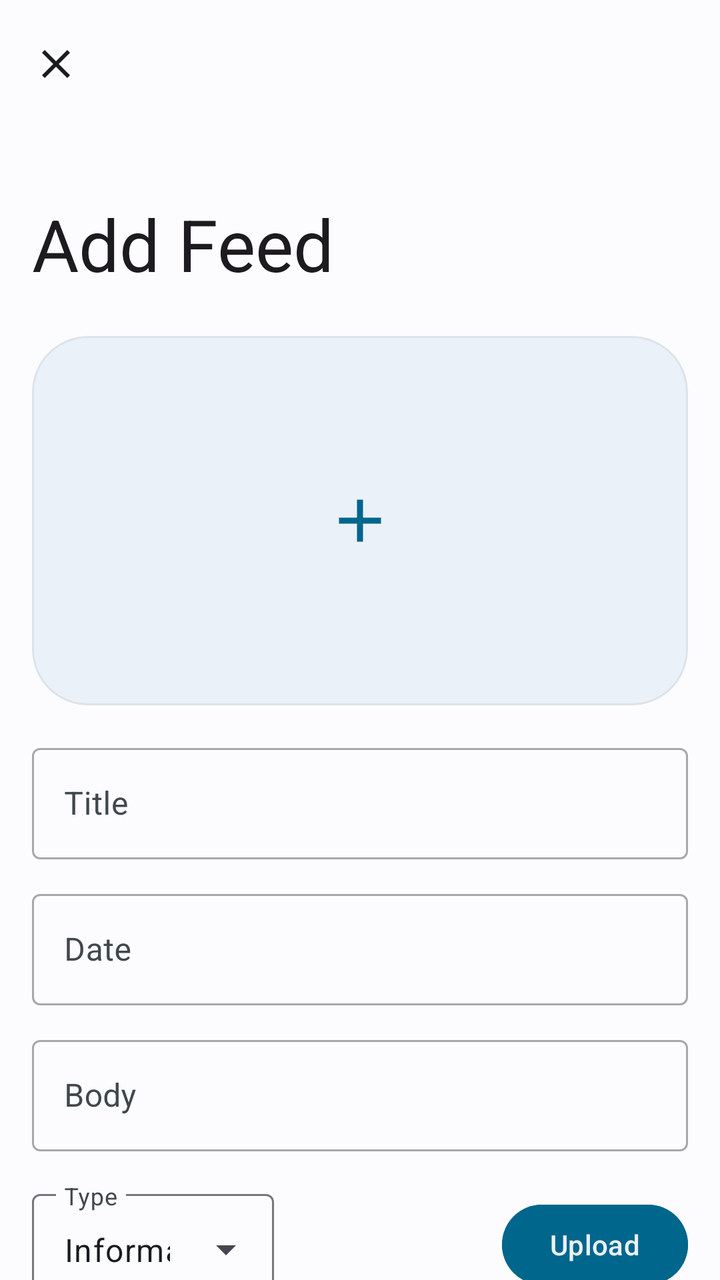
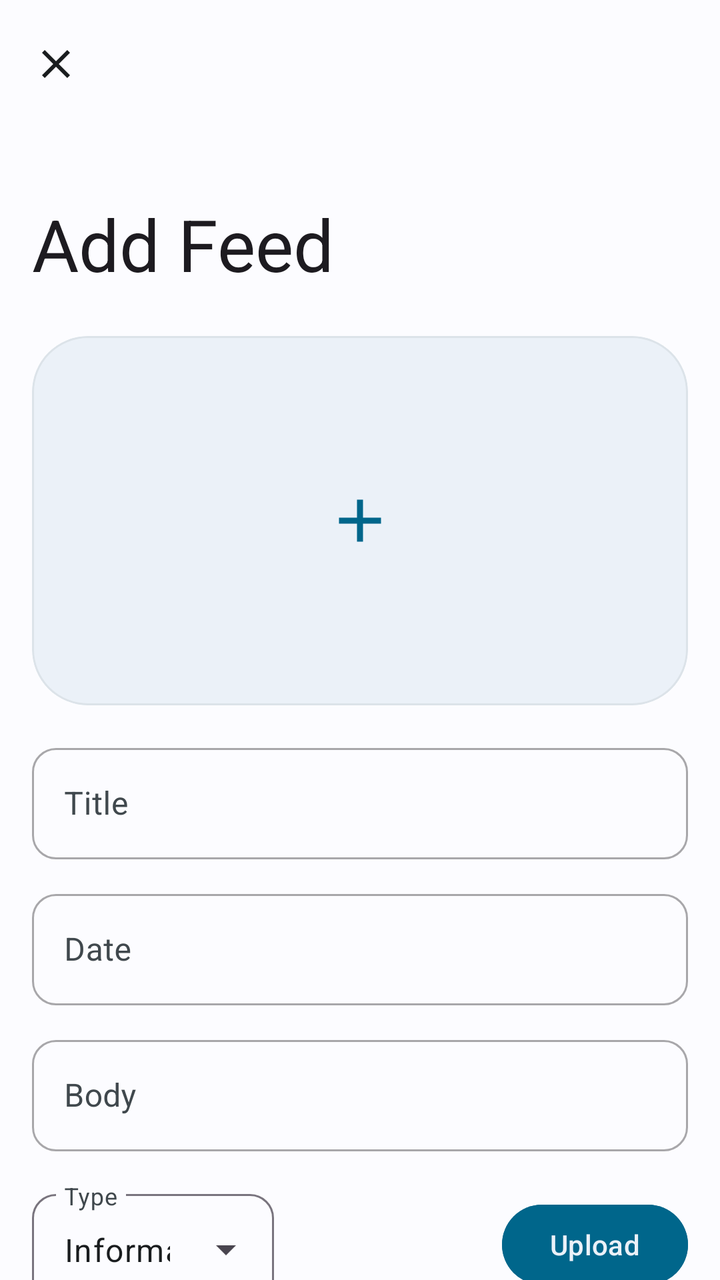

Two renders of the same Android screen: before a commit and after it. Below are the layout's source before the change and the commit's diff.
<!-- AndroidManifest.xml: application theme Theme.Main -->
<!-- res/layout/add_feed_dialog.xml -->
<?xml version="1.0" encoding="utf-8"?>
<androidx.coordinatorlayout.widget.CoordinatorLayout xmlns:android="http://schemas.android.com/apk/res/android"
    xmlns:app="http://schemas.android.com/apk/res-auto"
    xmlns:tools="http://schemas.android.com/tools"
    android:layout_width="match_parent"
    android:fitsSystemWindows="true"
    android:layout_height="match_parent"
    android:background="?attr/screen_background"
    tools:context=".Activity.ProfileActivity">

    <com.google.android.material.appbar.AppBarLayout
        android:id="@+id/appBarLayout"
        android:layout_width="match_parent"
        android:layout_height="wrap_content"
        android:layout_gravity="top"
        android:background="?attr/screen_background"
        android:hapticFeedbackEnabled="true">

        <com.google.android.material.appbar.CollapsingToolbarLayout
            android:id="@+id/ctl_home"
            style="?attr/collapsingToolbarLayoutLargeStyle"
            android:layout_width="match_parent"
            android:layout_height="?attr/collapsingToolbarLayoutLargeSize"
            android:fitsSystemWindows="true"
            app:contentScrim="?attr/bar_background"
            app:expandedTitleTextAppearance="@style/CollapsingToolbarStyle"
            app:layout_scrollFlags="scroll|exitUntilCollapsed|snap"
            app:statusBarScrim="?attr/bar_background"
            app:titleCollapseMode="fade">

            <com.google.android.material.appbar.MaterialToolbar
                android:id="@+id/toolbar_add_feed"
                android:layout_width="match_parent"
                android:layout_height="?attr/actionBarSize"
                android:hapticFeedbackEnabled="true"
                app:layout_collapseMode="pin"
                app:title="Add Feed">

                <ImageView
                    android:id="@+id/add_feed_back"
                    android:layout_width="24dp"
                    android:layout_height="match_parent"
                    android:layout_gravity="center_vertical"
                    android:layout_marginRight="12dp"
                    android:src="@drawable/baseline_close_24"
                    app:tint="?attr/main_text" />

            </com.google.android.material.appbar.MaterialToolbar>

        </com.google.android.material.appbar.CollapsingToolbarLayout>

    </com.google.android.material.appbar.AppBarLayout>

    <androidx.core.widget.NestedScrollView
        android:layout_width="match_parent"
        android:layout_height="match_parent"
        app:layout_behavior="@string/appbar_scrolling_view_behavior">

        <LinearLayout
            android:layout_width="match_parent"
            android:layout_height="wrap_content"
            android:overScrollMode="always"
            android:orientation="vertical">

            <androidx.constraintlayout.widget.ConstraintLayout
                android:layout_width="match_parent"
                android:layout_height="wrap_content"
                android:layout_marginHorizontal="16dp"
                android:layout_marginTop="16dp">

                <com.google.android.material.card.MaterialCardView
                    android:id="@+id/thumbnail_parent"
                    android:layout_width="0dp"
                    android:layout_height="0dp"
                    app:layout_constraintDimensionRatio="16:9"
                    app:layout_constraintStart_toStartOf="parent"
                    app:layout_constraintEnd_toEndOf="parent"
                    app:layout_constraintTop_toTopOf="parent"
                    app:cardElevation="0dp"
                    app:strokeColor="?attr/bar_background"
                    app:cardBackgroundColor="?attr/ui_background"
                    app:cardCornerRadius="28dp">

                    <ImageView
                        android:layout_width="36dp"
                        android:layout_height="36dp"
                        android:layout_gravity="center"
                        app:tint="?attr/button_background"
                        android:src="@drawable/baseline_add_24"/>

                    <ImageView
                        android:layout_width="match_parent"
                        android:scaleType="centerCrop"
                        android:id="@+id/add_thumbnail"
                        android:layout_height="match_parent"/>

                </com.google.android.material.card.MaterialCardView>
            </androidx.constraintlayout.widget.ConstraintLayout>

            <com.google.android.material.textfield.TextInputLayout
                android:id="@+id/title_parent"
                style="@style/Widget.MaterialComponents.TextInputLayout.OutlinedBox"
                android:layout_width="match_parent"
                android:layout_height="wrap_content"
                android:layout_marginHorizontal="16dp"
                android:hint="Title"
                android:layout_marginTop="16dp"
                android:textColorHint="?attr/secondary_text"
                app:hintTextColor="?attr/button_background"
                app:layout_constraintEnd_toEndOf="parent"
                app:layout_constraintStart_toStartOf="parent"
                app:layout_constraintTop_toBottomOf="@+id/sign_text"
                app:placeholderTextColor="?attr/button_background">

                <com.google.android.material.textfield.TextInputEditText
                    android:id="@+id/add_title"
                    android:layout_width="match_parent"
                    android:layout_height="wrap_content"
                    android:inputType="textCapSentences"
                    android:textColor="?attr/main_text"
                    android:textColorHint="?attr/secondary_text" />

            </com.google.android.material.textfield.TextInputLayout>

            <com.google.android.material.textfield.TextInputLayout
                android:id="@+id/date_parent"
                style="@style/Widget.MaterialComponents.TextInputLayout.OutlinedBox"
                android:layout_width="match_parent"
                android:layout_height="wrap_content"
                android:layout_marginHorizontal="16dp"
                android:hint="Date"
                android:layout_marginTop="12dp"
                android:textColorHint="?attr/secondary_text"
                app:hintTextColor="?attr/button_background"
                app:layout_constraintEnd_toEndOf="parent"
                app:layout_constraintStart_toStartOf="parent"
                app:layout_constraintTop_toBottomOf="@+id/sign_text"
                app:placeholderTextColor="?attr/button_background">

                <com.google.android.material.textfield.TextInputEditText
                    android:id="@+id/add_date"
                    android:layout_width="match_parent"
                    android:layout_height="wrap_content"
                    android:focusable="false"
                    android:inputType="date"
                    android:textColor="?attr/main_text"
                    android:textColorHint="?attr/secondary_text" />

            </com.google.android.material.textfield.TextInputLayout>

            <com.google.android.material.textfield.TextInputLayout
                android:id="@+id/body_parent"
                style="@style/Widget.MaterialComponents.TextInputLayout.OutlinedBox"
                android:layout_width="match_parent"
                android:layout_height="wrap_content"
                android:layout_marginHorizontal="16dp"
                android:hint="Body"
                android:layout_marginTop="12dp"
                android:textColorHint="?attr/secondary_text"
                app:hintTextColor="?attr/button_background"
                app:layout_constraintEnd_toEndOf="parent"
                app:layout_constraintStart_toStartOf="parent"
                app:layout_constraintTop_toBottomOf="@+id/sign_text"
                app:placeholderTextColor="?attr/button_background">

                <com.google.android.material.textfield.TextInputEditText
                    android:id="@+id/add_body"
                    android:layout_width="match_parent"
                    android:layout_height="wrap_content"
                    android:inputType="textMultiLine"
                    android:scrollbars="vertical"
                    android:textColor="?attr/main_text"
                    android:textColorHint="?attr/secondary_text" />

            </com.google.android.material.textfield.TextInputLayout>

            <androidx.constraintlayout.widget.ConstraintLayout
                android:layout_width="match_parent"
                android:layout_height="wrap_content"
                android:layout_gravity="bottom">

                <com.google.android.material.textfield.TextInputLayout
                    style="@style/Widget.Material3.TextInputLayout.OutlinedBox.ExposedDropdownMenu"
                    android:layout_width="wrap_content"
                    android:layout_height="wrap_content"
                    android:layout_margin="16dp"
                    android:hint="Type"
                    android:textColorHint="?attr/secondary_text"
                    app:hintTextColor="?attr/button_background"
                    app:placeholderTextColor="?attr/button_background"
                    app:layout_constraintHorizontal_bias="0"
                    app:layout_constraintBottom_toBottomOf="parent"
                    app:layout_constraintEnd_toStartOf="@+id/add_feed_upload"
                    app:layout_constraintStart_toStartOf="parent"
                    app:layout_constraintTop_toTopOf="parent" >

                    <com.google.android.material.textfield.MaterialAutoCompleteTextView
                        android:layout_width="match_parent"
                        android:layout_height="match_parent"
                        android:id="@+id/type_feed"
                        android:inputType="none"
                        android:text="Information"
                        android:textColor="?attr/main_text"
                        android:textColorHint="?attr/secondary_text"/>

                </com.google.android.material.textfield.TextInputLayout>

                <Button
                    android:id="@+id/add_feed_upload"
                    android:layout_width="wrap_content"
                    android:layout_height="wrap_content"
                    android:text="Upload"
                    android:layout_marginEnd="16dp"
                    android:backgroundTint="?attr/button_background"
                    app:rippleColor="?attr/bar_ui"
                    android:textColor="?attr/ui_background"
                    app:layout_constraintEnd_toEndOf="parent"
                    app:layout_constraintBottom_toBottomOf="parent"
                    app:layout_constraintTop_toTopOf="parent" />

            </androidx.constraintlayout.widget.ConstraintLayout>

        </LinearLayout>
    </androidx.core.widget.NestedScrollView>

</androidx.coordinatorlayout.widget.CoordinatorLayout>
<!-- resources referenced by this layout -->
<resources>
  <!-- drawable baseline_add_24 (drawable) -->
  <vector android:height="24dp" android:tint="#000000"
      android:viewportHeight="24" android:viewportWidth="24"
      android:width="24dp" xmlns:android="http://schemas.android.com/apk/res/android">
      <path android:fillColor="@android:color/white" android:pathData="M19,13h-6v6h-2v-6H5v-2h6V5h2v6h6v2z"/>
  </vector>
  <!-- drawable baseline_close_24 (drawable) -->
  <vector android:height="24dp" android:tint="#000000"
      android:viewportHeight="24" android:viewportWidth="24"
      android:width="24dp" xmlns:android="http://schemas.android.com/apk/res/android">
      <path android:fillColor="@android:color/white" android:pathData="M19,6.41L17.59,5 12,10.59 6.41,5 5,6.41 10.59,12 5,17.59 6.41,19 12,13.41 17.59,19 19,17.59 13.41,12z"/>
  </vector>
  <style name="CollapsingToolbarStyle">
          <item name="fontFamily">@font/shirt_no_font</item>
          <item name="android:textSize">36sp</item>
      </style>
  <style name="Theme.Main" parent="Theme.Material3.DayNight.NoActionBar">
          <item name="colorPrimary">#8F4A51</item>
          <item name="colorAccent">#8F4A51</item>
          <item name="android:windowContentTransitions">true</item>
          <item name="android:statusBarColor">@android:color/transparent</item>
          <item name="android:navigationBarColor">#FFFBFF</item>
          <item name="screen_background">#FFFBFF</item>
          <item name="ui_background">#FFECED</item>
          <item name="bar_background">#F4DDDE</item>
          <item name="bar_ui">#765658</item>
          <item name="navigation">#Ead0d1</item>
          <item name="button_background">#8F4A51</item>
          <item name="main_text">#201A1A</item>
          <item name="secondary_text">#524344</item>
          <item name="outline">#998E8E</item>
      </style>
</resources>

<!-- the commit's change to res/layout/add_feed_dialog.xml (unified diff, before → after) -->
@@ -102,6 +102,10 @@
                 style="@style/Widget.MaterialComponents.TextInputLayout.OutlinedBox"
                 android:layout_width="match_parent"
                 android:layout_height="wrap_content"
+                app:boxCornerRadiusBottomEnd="12.dp"
+                app:boxCornerRadiusBottomStart="12.dp"
+                app:boxCornerRadiusTopEnd="12.dp"
+                app:boxCornerRadiusTopStart="12.dp"
                 android:layout_marginHorizontal="16dp"
                 android:hint="Title"
                 android:layout_marginTop="16dp"
@@ -127,6 +131,10 @@
                 style="@style/Widget.MaterialComponents.TextInputLayout.OutlinedBox"
                 android:layout_width="match_parent"
                 android:layout_height="wrap_content"
+                app:boxCornerRadiusBottomEnd="12.dp"
+                app:boxCornerRadiusBottomStart="12.dp"
+                app:boxCornerRadiusTopEnd="12.dp"
+                app:boxCornerRadiusTopStart="12.dp"
                 android:layout_marginHorizontal="16dp"
                 android:hint="Date"
                 android:layout_marginTop="12dp"
@@ -153,6 +161,10 @@
                 style="@style/Widget.MaterialComponents.TextInputLayout.OutlinedBox"
                 android:layout_width="match_parent"
                 android:layout_height="wrap_content"
+                app:boxCornerRadiusBottomEnd="12.dp"
+                app:boxCornerRadiusBottomStart="12.dp"
+                app:boxCornerRadiusTopEnd="12.dp"
+                app:boxCornerRadiusTopStart="12.dp"
                 android:layout_marginHorizontal="16dp"
                 android:hint="Body"
                 android:layout_marginTop="12dp"
@@ -185,6 +197,10 @@
                     android:layout_height="wrap_content"
                     android:layout_margin="16dp"
                     android:hint="Type"
+                    app:boxCornerRadiusBottomEnd="12.dp"
+                    app:boxCornerRadiusBottomStart="12.dp"
+                    app:boxCornerRadiusTopEnd="12.dp"
+                    app:boxCornerRadiusTopStart="12.dp"
                     android:textColorHint="?attr/secondary_text"
                     app:hintTextColor="?attr/button_background"
                     app:placeholderTextColor="?attr/button_background"
